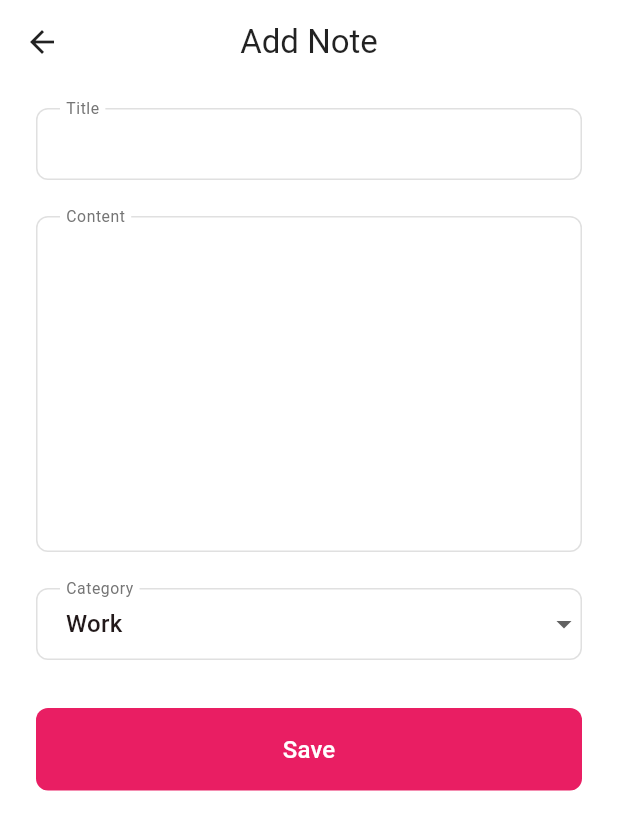
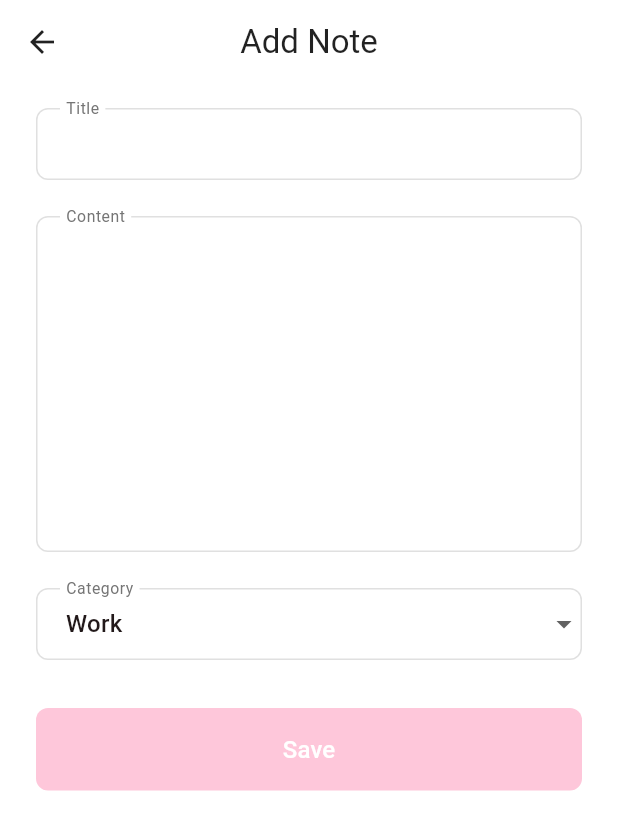
Before and after one commit to fatimajawaid/assignment3, a Flutter app: the screen it shows after launch, after a tap on the "add" icon, on a phone screen of 412 x 824 dp. Shown: the top 830 px of the screen. Run offline on Flutter 3.47's test engine with Material 3 defaults, Android fonts, the phone set to English and light mode, and no system bars; our stand-ins replace equatable, flutter_bloc.

Commit message:
last fixes

```diff
--- a/lib/screens/add_edit_note_screen.dart
+++ b/lib/screens/add_edit_note_screen.dart
@@ -181,7 +181,7 @@ class _AddEditNoteScreenState extends State<AddEditNoteScreen> {
             ElevatedButton(
               onPressed: _saveNote,
               style: ElevatedButton.styleFrom(
-                backgroundColor: AppColors.primary,
+                backgroundColor: const Color.fromRGBO(254, 199, 218, 1),
                 foregroundColor: Colors.white,
                 padding: const EdgeInsets.symmetric(vertical: 16),
                 shape: RoundedRectangleBorder(
--- a/lib/screens/home_screen.dart
+++ b/lib/screens/home_screen.dart
@@ -235,7 +235,7 @@ class HomeScreen extends StatelessWidget {
           ],
         ),
         child: FloatingActionButton(
-          backgroundColor: AppColors.primary,
+          backgroundColor: const Color.fromRGBO(254, 199, 218, 1),
           onPressed: () {
             Navigator.push(
               context,
```
